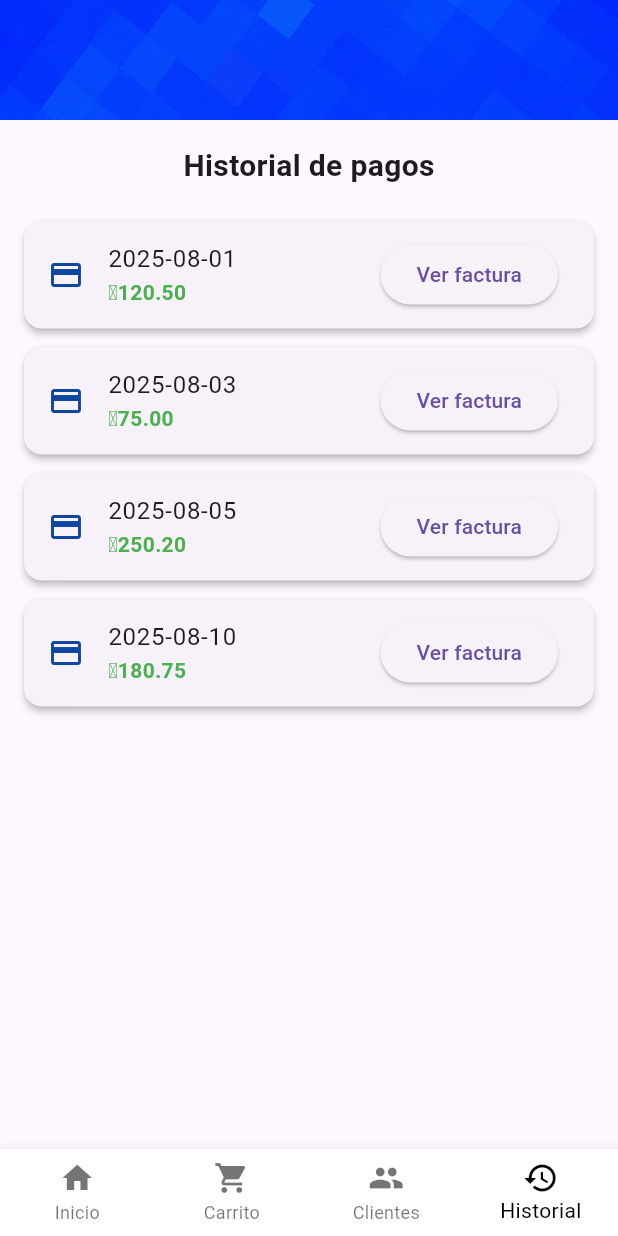
After one commit to AndroidCodecta/fluttertest, a Flutter app: the HistorialPage2 screen opened directly, on a phone screen of 412 x 824 dp. The commit adds this screen. Run offline on Flutter 3.47's test engine with Material 3 defaults, Android fonts, the phone set to English and light mode, and no system bars.

Commit message:
add: second screen of payment history

```diff
--- a/lib/screens/clientes/agregar_cliente_page.dart
+++ b/lib/screens/clientes/agregar_cliente_page.dart
@@ -1,6 +1,5 @@
 import 'package:flutter/material.dart';
 import 'package:fluttertest/models/cliente.dart';
-
 
 class AgregarClientePage extends StatefulWidget {
   const AgregarClientePage({super.key});
@@ -103,7 +102,7 @@ class _AgregarClientePageState extends State<AgregarClientePage> {
               width: double.infinity,
               child: ElevatedButton(
                 onPressed: () {
-                  final cliente= Cliente(
+                  final cliente = Cliente(
                     nombre: _nombreController.text,
                     dniRuc: _dniRucController.text,
                     telefono: '$_codigoPais ${_telefonoController.text}',
--- /dev/null
+++ b/lib/screens/historial/historial_page_2.dart
@@ -0,0 +1,86 @@
+// screens/historial/historial_page.dart
+import 'package:flutter/material.dart';
+import '../../widgets/nav_wrapper.dart';
+import '../pago/recibo_page.dart';
+
+class HistorialPage2 extends StatelessWidget {
+  const HistorialPage2({super.key});
+
+  // Datos de ejemplo: lista de pagos con cliente y monto
+  final List<Map<String, dynamic>> historialPagos = const [
+    {'cliente': 'Juan Pérez', 'monto': 120.50, 'fecha': '2025-08-01'},
+    {'cliente': 'María López', 'monto': 75.00, 'fecha': '2025-08-03'},
+    {'cliente': 'Carlos Gómez', 'monto': 250.20, 'fecha': '2025-08-05'},
+    {'cliente': 'Ana Fernández', 'monto': 180.75, 'fecha': '2025-08-10'},
+  ];
+
+  void _abrirRecibo(BuildContext context) async {
+    await Navigator.push(
+      context,
+      MaterialPageRoute(builder: (_) => const ReciboPage()),
+    );
+  }
+
+  @override
+  Widget build(BuildContext context) {
+    return Scaffold(
+      body: Column(
+        children: [
+          // Banner arriba
+          SizedBox(
+            width: double.infinity,
+            height: 80,
+            child: Image.asset('assets/images/fondo.jpg', fit: BoxFit.cover),
+          ),
+
+          const Padding(
+            padding: EdgeInsets.all(16),
+            child: Text(
+              'Historial de pagos',
+              style: TextStyle(fontSize: 20, fontWeight: FontWeight.bold),
+            ),
+          ),
+
+          // Lista de historial
+          Expanded(
+            child: ListView.builder(
+              itemCount: historialPagos.length,
+              itemBuilder: (context, index) {
+                final pago = historialPagos[index];
+                return Card(
+                  margin: const EdgeInsets.symmetric(
+                    horizontal: 16,
+                    vertical: 6,
+                  ),
+                  elevation: 2,
+                  child: ListTile(
+                    leading: Icon(Icons.payment, color: Colors.blue[900]),
+                    title: Text(pago['fecha']),
+                    subtitle: Text(
+                      '₲${pago['monto'].toStringAsFixed(2)}',
+                      style: const TextStyle(
+                        color: Colors.green,
+                        fontWeight: FontWeight.bold,
+                      ),
+                    ),
+                    trailing: ElevatedButton(
+                      onPressed: () {
+                        // Aquí puedes poner la lógica para mostrar la factura
+                        /*ScaffoldMessenger.of(context).showSnackBar(
+                          SnackBar(content: Text('Ver factura de ${pago['cliente']}')),
+                        );*/
+                        _abrirRecibo(context);
+                      },
+                      child: const Text('Ver factura'),
+                    ),
+                  ),
+                );
+              },
+            ),
+          ),
+        ],
+      ),
+      bottomNavigationBar: const NavWrapper(currentIndex: 3),
+    );
+  }
+}
--- a/lib/widgets/nav_wrapper.dart
+++ b/lib/widgets/nav_wrapper.dart
@@ -1,4 +1,5 @@
 import 'package:flutter/material.dart';
+import 'package:fluttertest/screens/historial/historial_page_2.dart';
 import '../screens/inicio/inicio_page.dart';
 import '../screens/carrito/carrito_page.dart';
 import '../screens/clientes/clientes_page.dart';
@@ -24,7 +25,7 @@ class NavWrapper extends StatelessWidget {
         page = const ClientesPage();
         break;
       case 3:
-        page = const HistorialPage();
+        page = const HistorialPage2();
         break;
       default:
         return;
```
